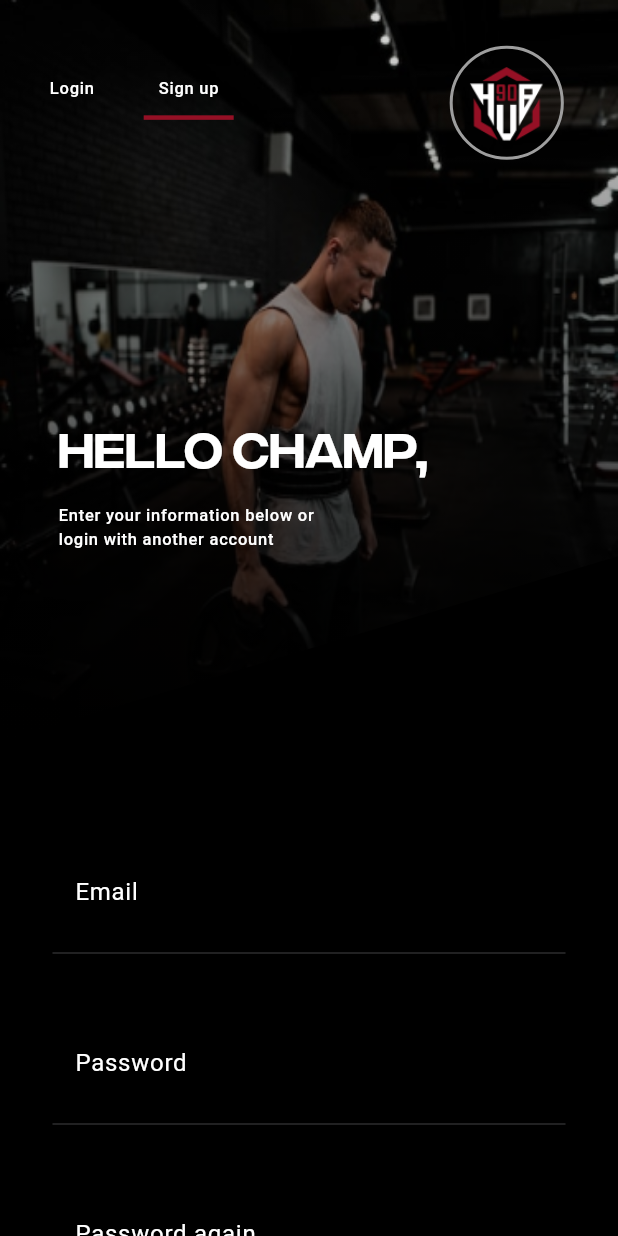
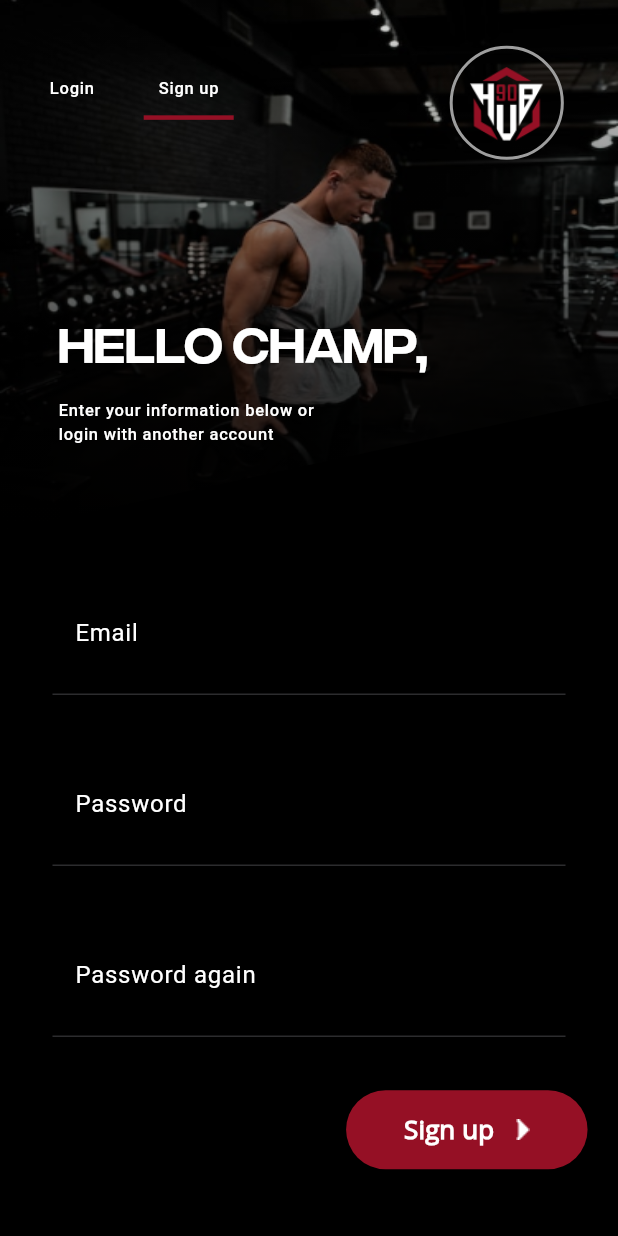
Before and after one commit to amr-elzohairy/90Hub-GYM, a Flutter app: the SignUpView screen opened by its route, on a phone screen of 412 x 824 dp. Run offline on Flutter 3.47's test engine with Material 3 defaults, Android fonts, the phone set to English and light mode, and no system bars; our stand-ins replace bloc, flutter_bloc, flutter_screenutil, flutter_svg, go_router, google_fonts.

Commit message:
sign up page refactored

```diff
--- a/lib/features/signup/ui/sign_up_view.dart
+++ b/lib/features/signup/ui/sign_up_view.dart
@@ -21,7 +21,7 @@ class SignUpView extends StatelessWidget {
                 mainAxisAlignment: MainAxisAlignment.start,
                 children: [
                   SizedBox(
-                    height: MediaQuery.of(context).size.height * 0.6,
+                    height: MediaQuery.of(context).size.height * 0.43,
                     child: Stack(
                       children: [
                         SizedBox(
@@ -77,12 +77,11 @@ class SignUpView extends StatelessWidget {
                       ],
                     ),
                   ),
-                  verticalSpace(32),
                   CustomTextField(labelText: "Email"),
                   CustomTextField(labelText: "Password", isPassword: true),
                   CustomTextField(
                       labelText: "Password again", isPassword: true),
-                  verticalSpace(50),
+                  verticalSpace(30),
                   Padding(
                     padding:
                         EdgeInsets.only(bottom: 20.h, left: 210.w, right: 20.h),
```
